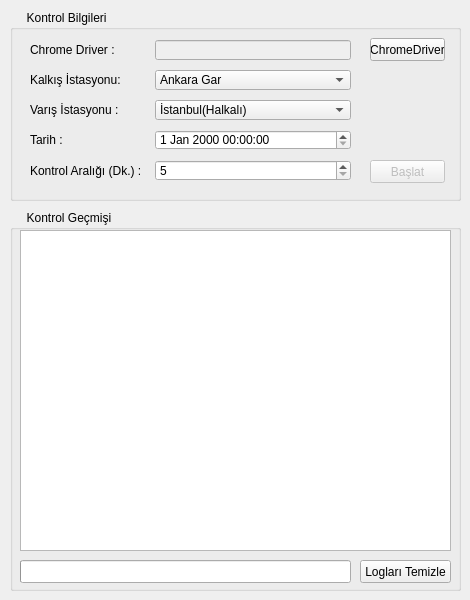
First picture: the form in files/ticket_checker.ui, repository muzafferbulut/yht-ticket-checker, before the edit.
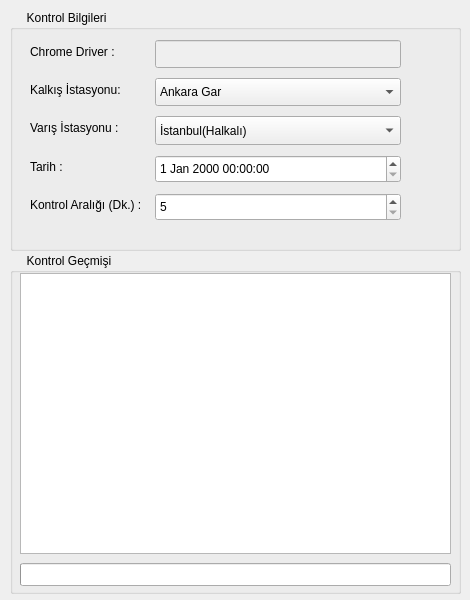
Second picture: the form after the edit. Icons and pictures are not drawn.

Commit message: Ticket Checker 0.1

Patch:
```diff
--- a/files/ticket_checker.ui
+++ b/files/ticket_checker.ui
@@ -36,7 +36,7 @@
       <x>10</x>
       <y>10</y>
       <width>451</width>
-      <height>191</height>
+      <height>241</height>
      </rect>
     </property>
     <property name="title">
@@ -47,8 +47,8 @@
       <rect>
        <x>10</x>
        <y>20</y>
-       <width>341</width>
-       <height>161</height>
+       <width>381</width>
+       <height>201</height>
       </rect>
      </property>
      <layout class="QFormLayout" name="formLayout">
@@ -65,7 +65,7 @@
        <number>10</number>
       </property>
       <property name="rightMargin">
-       <number>10</number>
+       <number>0</number>
       </property>
       <property name="bottomMargin">
        <number>10</number>
@@ -82,6 +82,12 @@
         <property name="enabled">
          <bool>false</bool>
         </property>
+        <property name="sizePolicy">
+         <sizepolicy hsizetype="Expanding" vsizetype="Expanding">
+          <horstretch>0</horstretch>
+          <verstretch>0</verstretch>
+         </sizepolicy>
+        </property>
        </widget>
       </item>
       <item row="1" column="0">
@@ -93,6 +99,12 @@
       </item>
       <item row="1" column="1">
        <widget class="QComboBox" name="departureStationCombo">
+        <property name="sizePolicy">
+         <sizepolicy hsizetype="Expanding" vsizetype="Expanding">
+          <horstretch>0</horstretch>
+          <verstretch>0</verstretch>
+         </sizepolicy>
+        </property>
         <item>
          <property name="text">
           <string>Ankara Gar</string>
@@ -188,6 +200,12 @@
       </item>
       <item row="4" column="1">
        <widget class="QSpinBox" name="controlTimeSpinBox">
+        <property name="sizePolicy">
+         <sizepolicy hsizetype="Expanding" vsizetype="Expanding">
+          <horstretch>0</horstretch>
+          <verstretch>0</verstretch>
+         </sizepolicy>
+        </property>
         <property name="prefix">
          <string/>
         </property>
@@ -203,10 +221,23 @@
        </widget>
       </item>
       <item row="3" column="1">
-       <widget class="QDateTimeEdit" name="departureStationDateTimeEdit"/>
+       <widget class="QDateTimeEdit" name="departureStationDateTimeEdit">
+        <property name="sizePolicy">
+         <sizepolicy hsizetype="Expanding" vsizetype="Expanding">
+          <horstretch>0</horstretch>
+          <verstretch>0</verstretch>
+         </sizepolicy>
+        </property>
+       </widget>
       </item>
       <item row="2" column="1">
        <widget class="QComboBox" name="arrivalStationCombo">
+        <property name="sizePolicy">
+         <sizepolicy hsizetype="Expanding" vsizetype="Expanding">
+          <horstretch>0</horstretch>
+          <verstretch>0</verstretch>
+         </sizepolicy>
+        </property>
         <item>
          <property name="text">
           <string>İstanbul(Halkalı)</string>
@@ -281,43 +312,154 @@
       </item>
      </layout>
     </widget>
-    <widget class="QPushButton" name="addChromeDriverButton">
+    <widget class="QWidget" name="verticalLayoutWidget">
      <property name="geometry">
       <rect>
-       <x>360</x>
-       <y>28</y>
-       <width>75</width>
-       <height>23</height>
+       <x>395</x>
+       <y>20</y>
+       <width>41</width>
+       <height>201</height>
       </rect>
      </property>
-     <property name="text">
-      <string>ChromeDriver</string>
-     </property>
-    </widget>
-    <widget class="QPushButton" name="startControlButton">
-     <property name="enabled">
-      <bool>false</bool>
-     </property>
-     <property name="geometry">
-      <rect>
-       <x>360</x>
-       <y>150</y>
-       <width>75</width>
-       <height>23</height>
-      </rect>
-     </property>
-     <property name="text">
-      <string>Başlat</string>
-     </property>
+     <layout class="QVBoxLayout" name="verticalLayout">
+      <item>
+       <widget class="QPushButton" name="addChromeDriverButton">
+        <property name="sizePolicy">
+         <sizepolicy hsizetype="Expanding" vsizetype="Fixed">
+          <horstretch>0</horstretch>
+          <verstretch>0</verstretch>
+         </sizepolicy>
+        </property>
+        <property name="styleSheet">
+         <string notr="true">QPushButton {
+    background-color: transparent; /* Arka planı şeffaf yapar */
+    border: none; /* Butonun kenarlığını kaldırır */
+    qproperty-iconSize: 24px 24px; /* İkon boyutunu ayarlar */
+}
+
+QPushButton:pressed {
+    background-color: rgba(0, 0, 0, 0.1); /* Tıklanınca hafif bir koyuluk efekti verir */
+}
+</string>
+        </property>
+        <property name="text">
+         <string/>
+        </property>
+        <property name="icon">
+         <iconset>
+          <normaloff>img/driver.png</normaloff>img/driver.png</iconset>
+        </property>
+        <property name="iconSize">
+         <size>
+          <width>24</width>
+          <height>24</height>
+         </size>
+        </property>
+       </widget>
+      </item>
+      <item>
+       <widget class="QPushButton" name="startControlButton">
+        <property name="enabled">
+         <bool>false</bool>
+        </property>
+        <property name="styleSheet">
+         <string notr="true">QPushButton {
+    background-color: transparent; /* Arka planı şeffaf yapar */
+    border: none; /* Butonun kenarlığını kaldırır */
+    qproperty-iconSize: 24px 24px; /* İkon boyutunu ayarlar */
+}
+
+QPushButton:pressed {
+    background-color: rgba(0, 0, 0, 0.1); /* Tıklanınca hafif bir koyuluk efekti verir */
+}
+</string>
+        </property>
+        <property name="text">
+         <string/>
+        </property>
+        <property name="icon">
+         <iconset>
+          <normaloff>img/start.png</normaloff>img/start.png</iconset>
+        </property>
+        <property name="iconSize">
+         <size>
+          <width>24</width>
+          <height>24</height>
+         </size>
+        </property>
+       </widget>
+      </item>
+      <item>
+       <widget class="QPushButton" name="stopControlButton">
+        <property name="enabled">
+         <bool>true</bool>
+        </property>
+        <property name="styleSheet">
+         <string notr="true">QPushButton {
+    background-color: transparent; /* Arka planı şeffaf yapar */
+    border: none; /* Butonun kenarlığını kaldırır */
+    qproperty-iconSize: 24px 24px; /* İkon boyutunu ayarlar */
+}
+
+QPushButton:pressed {
+    background-color: rgba(0, 0, 0, 0.1); /* Tıklanınca hafif bir koyuluk efekti verir */
+}
+</string>
+        </property>
+        <property name="text">
+         <string/>
+        </property>
+        <property name="icon">
+         <iconset>
+          <normaloff>img/stop.png</normaloff>img/stop.png</iconset>
+        </property>
+        <property name="iconSize">
+         <size>
+          <width>24</width>
+          <height>24</height>
+         </size>
+        </property>
+       </widget>
+      </item>
+      <item>
+       <widget class="QPushButton" name="clearPlainTextEdit">
+        <property name="styleSheet">
+         <string notr="true">QPushButton {
+    background-color: transparent; /* Arka planı şeffaf yapar */
+    border: none; /* Butonun kenarlığını kaldırır */
+    qproperty-iconSize: 24px 24px; /* İkon boyutunu ayarlar */
+}
+
+QPushButton:pressed {
+    background-color: rgba(0, 0, 0, 0.1); /* Tıklanınca hafif bir koyuluk efekti verir */
+}
+</string>
+        </property>
+        <property name="text">
+         <string/>
+        </property>
+        <property name="icon">
+         <iconset>
+          <normaloff>img/clear.png</normaloff>img/clear.png</iconset>
+        </property>
+        <property name="iconSize">
+         <size>
+          <width>24</width>
+          <height>24</height>
+         </size>
+        </property>
+       </widget>
+      </item>
+     </layout>
     </widget>
    </widget>
    <widget class="QGroupBox" name="groupBox_2">
     <property name="geometry">
      <rect>
       <x>10</x>
-      <y>210</y>
+      <y>253</y>
       <width>451</width>
-      <height>381</height>
+      <height>341</height>
      </rect>
     </property>
     <property name="title">
@@ -332,7 +474,7 @@
        <x>10</x>
        <y>20</y>
        <width>431</width>
-       <height>321</height>
+       <height>281</height>
       </rect>
      </property>
      <property name="readOnly">
@@ -343,8 +485,8 @@
      <property name="geometry">
       <rect>
        <x>10</x>
-       <y>350</y>
-       <width>331</width>
+       <y>310</y>
+       <width>431</width>
        <height>23</height>
       </rect>
      </property>
@@ -355,19 +497,6 @@
       <bool>false</bool>
      </property>
     </widget>
-    <widget class="QPushButton" name="clearPlainTextEdit">
-     <property name="geometry">
-      <rect>
-       <x>350</x>
-       <y>350</y>
-       <width>91</width>
-       <height>23</height>
-      </rect>
-     </property>
-     <property name="text">
-      <string>Logları Temizle</string>
-     </property>
-    </widget>
    </widget>
   </widget>
  </widget>
```
Left out of the diff: 2 changed lines with no effect on the pictures. The commit also changes 7 other files.
